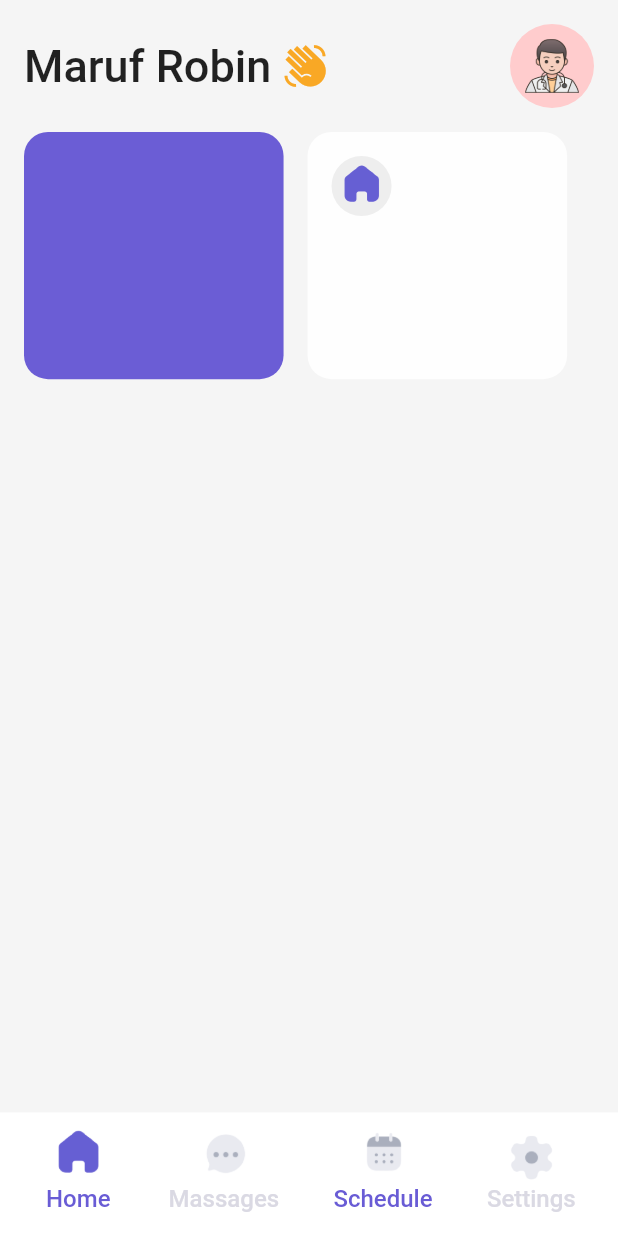
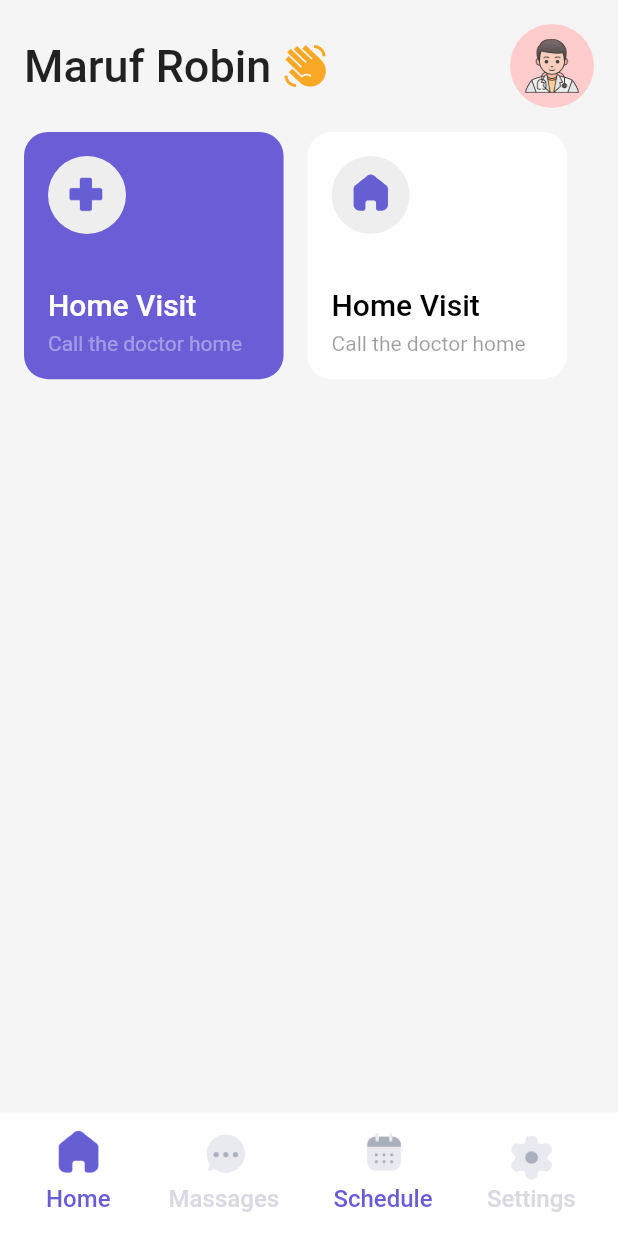
Before and after one commit to marufrobin/medical_app, a Flutter app: the screen it shows after launch, on a phone screen of 412 x 824 dp. Run offline on Flutter 3.47's test engine with Material 2 defaults, Android fonts, the phone set to English and light mode, and no system bars.

Commit message:
home page box done.

```diff
--- a/lib/home_page.dart
+++ b/lib/home_page.dart
@@ -22,11 +22,18 @@ class HomePage extends StatelessWidget {
                   Row(children: [
                     Container(
                       margin: EdgeInsets.only(right: 16, top: 16),
+                      padding: EdgeInsets.all(16),
                       height: MediaQuery.of(context).size.height * 0.2,
                       width: MediaQuery.of(context).size.width * 0.42,
                       decoration: BoxDecoration(
                           color: Color(0xff6B5DD5),
                           borderRadius: BorderRadius.circular(16)),
+                      child: buildBoxAfterAppBar(
+                          "images/addIcon.png",
+                          "Home Visit",
+                          "Call the doctor home",
+                          Colors.white,
+                          Colors.white38),
                     ),
                     Container(
                       margin: EdgeInsets.only(top: 16),
@@ -36,19 +43,12 @@ class HomePage extends StatelessWidget {
                       decoration: BoxDecoration(
                           color: Color(0xffFEFEFE),
                           borderRadius: BorderRadius.circular(16)),
-                      child: Column(
-                        crossAxisAlignment: CrossAxisAlignment.start,
-                        // mainAxisAlignment: MainAxisAlignment.,
-                        children: [
-                          CircleAvatar(
-                            child: Image.asset(
-                              'images/homeIcon.png',
-                              scale: 3,
-                            ),
-                            backgroundColor: Colors.grey.shade200,
-                          ),
-                        ],
-                      ),
+                      child: buildBoxAfterAppBar(
+                          "images/homeIcon.png",
+                          "Home Visit",
+                          "Call the doctor home",
+                          Colors.black,
+                          Colors.black38),
                     ),
                   ])
                 ]))
@@ -56,6 +56,37 @@ class HomePage extends StatelessWidget {
         ),
         bottomNavigationBar: BottomNavBar(),
       ),
+    );
+  }
+
+  Column buildBoxAfterAppBar(String imagesName, String visitType, String info,
+      Color visitClr, Color infoClr) {
+    return Column(
+      crossAxisAlignment: CrossAxisAlignment.start,
+      // mainAxisAlignment: MainAxisAlignment.start,
+      children: [
+        CircleAvatar(
+          child: Image.asset(
+            '${imagesName}',
+            scale: 3,
+          ),
+          radius: 26,
+          backgroundColor: Colors.grey.shade200,
+        ),
+        Spacer(),
+        Container(
+          margin: EdgeInsets.symmetric(vertical: 6),
+          child: Text(
+            visitType,
+            style: TextStyle(
+                fontSize: 20, fontWeight: FontWeight.w500, color: visitClr),
+          ),
+        ),
+        Text(
+          info,
+          style: TextStyle(fontSize: 14, color: infoClr),
+        )
+      ],
     );
   }
 
```
